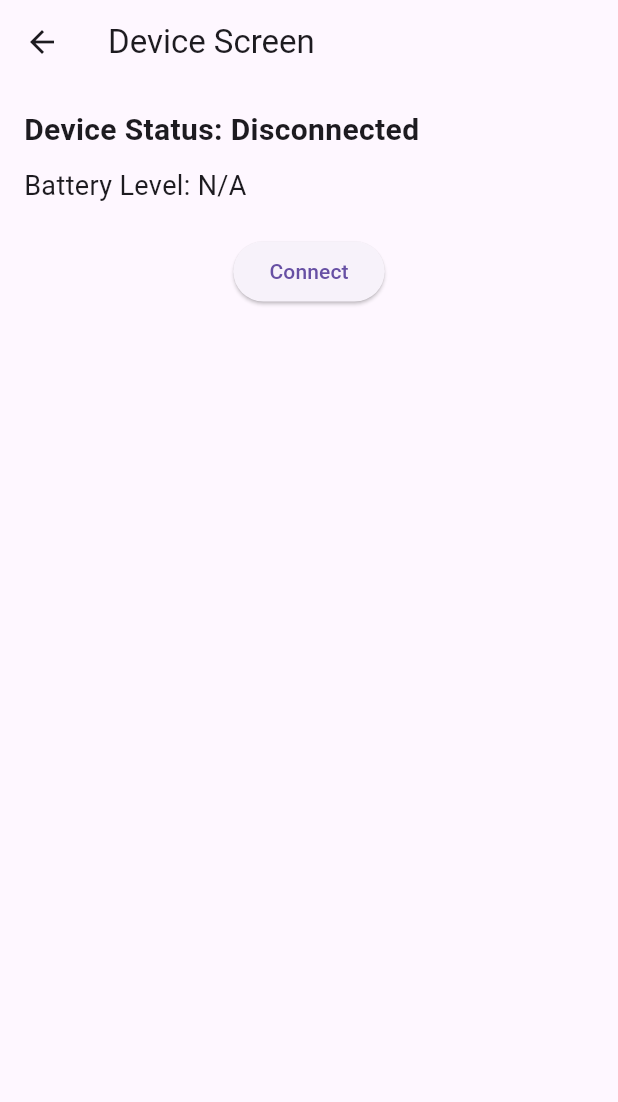
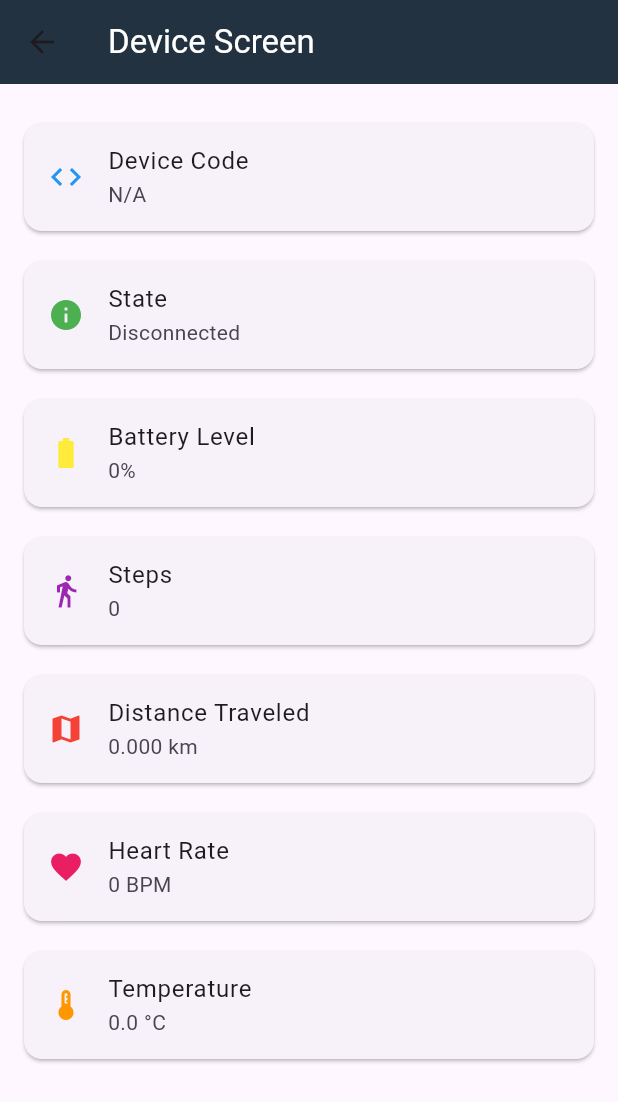
Before and after one commit to Xtreme-Arqui/mobile, a Flutter app: the DeviceScreen screen opened by its route, on a phone screen of 412 x 824 dp. Shown: the top 1102 px of the screen. Run offline on Flutter 3.47's test engine with Material 3 defaults, Android fonts, the phone set to English and light mode, and no system bars; our stand-ins replace dio, image_picker, percent_indicator.

Commit message:
Update device.dart

```diff
--- a/go2climb_app/lib/Screens/device.dart
+++ b/go2climb_app/lib/Screens/device.dart
@@ -1,5 +1,7 @@
 import 'package:flutter/material.dart';
 import 'package:go2climb_app/Screens/httpclient.dart';
+
+import 'login.dart';
 
 class DeviceScreen extends StatefulWidget {
   @override
@@ -8,36 +10,52 @@ class DeviceScreen extends StatefulWidget {
 
 class _DeviceScreenState extends State<DeviceScreen> {
   final HttpClient _httpClient = HttpClient();
-  String _deviceStatus = 'Disconnected';
-  String _batteryLevel = 'N/A';
   bool _isLoading = false;
+  String deviceCode = "N/A";
+  String state = "Disconnected";
+  int batteryLevel = 0;
+  int steps = 0;
+  double distance = 0.0;
+  int heartRate = 0;
+  double temperature = 0.0;
 
-  Future<void> _connectDevice() async {
+  @override
+  void initState() {
+    super.initState();
+    if (globalTouristId != null) {
+      _fetchDeviceData(globalTouristId!);
+    }
+  }
+
+  Future<void> _fetchDeviceData(int bootId) async {
     setState(() {
       _isLoading = true;
     });
 
     try {
-      final response = await _httpClient.postRequest('/api/v1/boots/connect', {
-        "touristId": 1, // ejemplo de parámetro
-      });
+      final response = await _httpClient.getRequest('/boots/$bootId');
+      if (response.statusCode == 200) {
+        var data = response.data;
 
-      if (response.statusCode == 200) {
         setState(() {
-          _deviceStatus = 'Connected';
-          _batteryLevel = response.data['battery'] ?? 'N/A';
+          deviceCode = data['code'].toString();
+          state = data['state'] ?? 'Disconnected';
+          batteryLevel = data['batery'] ?? 0;
+          steps = data['steps'] ?? 0;
+          distance = (data['distance'] as num).toDouble();
+          heartRate = data['heartRate'] ?? 0;
+          temperature = (data['temperature'] as num).toDouble();
+          _isLoading = false;
         });
       } else {
         setState(() {
-          _deviceStatus = 'Failed to Connect';
+          state = 'Failed to fetch device data';
+          _isLoading = false;
         });
       }
     } catch (e) {
       setState(() {
-        _deviceStatus = 'Error: $e';
-      });
-    } finally {
-      setState(() {
+        state = 'Error: $e';
         _isLoading = false;
       });
     }
@@ -47,35 +65,93 @@ class _DeviceScreenState extends State<DeviceScreen> {
   Widget build(BuildContext context) {
     return Scaffold(
       appBar: AppBar(
-        title: Text('Device Screen'),
+        backgroundColor: Color(0xFF223240),
+        title: Text('Device Screen', style: TextStyle(color: Colors.white)),
       ),
-      body: Padding(
+      body: _isLoading
+          ? Center(child: CircularProgressIndicator())
+          : SingleChildScrollView(
         padding: const EdgeInsets.all(16.0),
         child: Column(
           crossAxisAlignment: CrossAxisAlignment.start,
           children: [
-            Text(
-              'Device Status: $_deviceStatus',
-              style: TextStyle(fontSize: 20, fontWeight: FontWeight.bold),
+            Card(
+              margin: EdgeInsets.symmetric(vertical: 10.0),
+              shape: RoundedRectangleBorder(
+                borderRadius: BorderRadius.circular(12.0),
+              ),
+              child: ListTile(
+                leading: Icon(Icons.code, color: Colors.blue),
+                title: Text('Device Code'),
+                subtitle: Text(deviceCode),
+              ),
             ),
-            SizedBox(height: 10),
-            Text(
-              'Battery Level: $_batteryLevel',
-              style: TextStyle(fontSize: 18),
+            Card(
+              margin: EdgeInsets.symmetric(vertical: 10.0),
+              shape: RoundedRectangleBorder(
+                borderRadius: BorderRadius.circular(12.0),
+              ),
+              child: ListTile(
+                leading: Icon(Icons.info, color: Colors.green),
+                title: Text('State'),
+                subtitle: Text(state),
+              ),
             ),
-            SizedBox(height: 20),
-            if (_isLoading)
-              Center(child: CircularProgressIndicator())
-            else
-              Row(
-                mainAxisAlignment: MainAxisAlignment.spaceEvenly,
-                children: [
-                  ElevatedButton(
-                    onPressed: _connectDevice,
-                    child: Text('Connect'),
-                  ),
-                ],
+            Card(
+              margin: EdgeInsets.symmetric(vertical: 10.0),
+              shape: RoundedRectangleBorder(
+                borderRadius: BorderRadius.circular(12.0),
               ),
+              child: ListTile(
+                leading: Icon(Icons.battery_full, color: Colors.yellow),
+                title: Text('Battery Level'),
+                subtitle: Text('$batteryLevel%'),
+              ),
+            ),
+            Card(
+              margin: EdgeInsets.symmetric(vertical: 10.0),
+              shape: RoundedRectangleBorder(
+                borderRadius: BorderRadius.circular(12.0),
+              ),
+              child: ListTile(
+                leading: Icon(Icons.directions_walk, color: Colors.purple),
+                title: Text('Steps'),
+                subtitle: Text(steps.toString()),
+              ),
+            ),
+            Card(
+              margin: EdgeInsets.symmetric(vertical: 10.0),
+              shape: RoundedRectangleBorder(
+                borderRadius: BorderRadius.circular(12.0),
+              ),
+              child: ListTile(
+                leading: Icon(Icons.map, color: Colors.red),
+                title: Text('Distance Traveled'),
+                subtitle: Text('${distance.toStringAsFixed(3)} km'),
+              ),
+            ),
+            Card(
+              margin: EdgeInsets.symmetric(vertical: 10.0),
+              shape: RoundedRectangleBorder(
+                borderRadius: BorderRadius.circular(12.0),
+              ),
+              child: ListTile(
+                leading: Icon(Icons.favorite, color: Colors.pink),
+                title: Text('Heart Rate'),
+                subtitle: Text('$heartRate BPM'),
+              ),
+            ),
+            Card(
+              margin: EdgeInsets.symmetric(vertical: 10.0),
+              shape: RoundedRectangleBorder(
+                borderRadius: BorderRadius.circular(12.0),
+              ),
+              child: ListTile(
+                leading: Icon(Icons.thermostat, color: Colors.orange),
+                title: Text('Temperature'),
+                subtitle: Text('${temperature.toStringAsFixed(1)} °C'),
+              ),
+            ),
           ],
         ),
       ),
```
